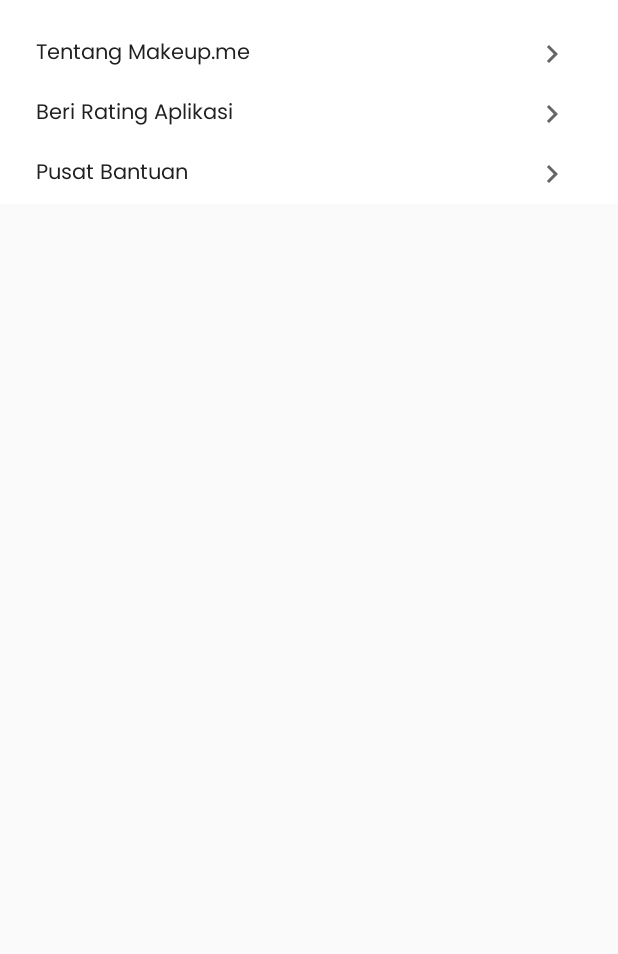
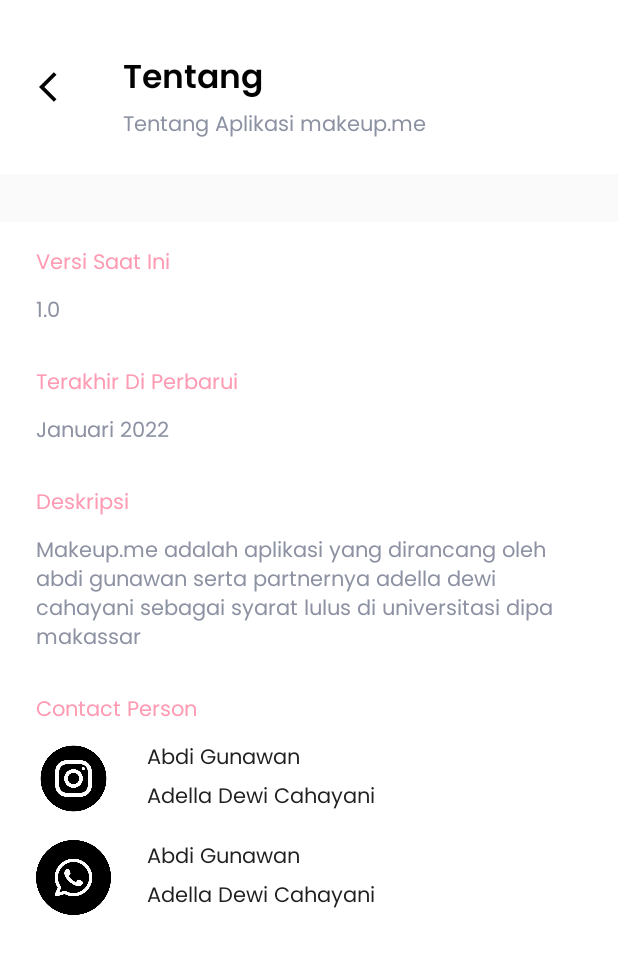
Before and after one commit to abdigunawan/Makeup.me, an Android app: the fragment ProfileMakeupMeFragment shown on its own in the app's theme, after a tap on "Tentang Makeup.me", on a phone screen of 412 x 824 dp. Shown: the top 954 px of the screen. Run offline under Robolectric (Android 15) with nearby library versions, the phone set to English and light mode, and no system bars.

Commit message:
penambahan about activity

```diff
--- /dev/null
+++ b/app/src/main/java/com/abdigunawan/makeupme/ui/profile/makeupme/AboutActivity.kt
@@ -0,0 +1,39 @@
+package com.abdigunawan.makeupme.ui.profile.makeupme
+
+import android.content.Intent
+import android.net.Uri
+import androidx.appcompat.app.AppCompatActivity
+import android.os.Bundle
+import com.abdigunawan.makeupme.R
+import kotlinx.android.synthetic.main.activity_about.*
+import kotlinx.android.synthetic.main.layout_toolbar.*
+
+class AboutActivity : AppCompatActivity() {
+    override fun onCreate(savedInstanceState: Bundle?) {
+        super.onCreate(savedInstanceState)
+        setContentView(R.layout.activity_about)
+
+        toolbar.title = "Tentang"
+        toolbar.subtitle = "Tentang Aplikasi makeup.me"
+        toolbar.navigationIcon = resources.getDrawable(R.drawable.ic_arrow_back_000, null)
+        toolbar.setNavigationOnClickListener { onBackPressed() }
+
+        igAbdiGunawan.setOnClickListener {
+            val intent = Intent(Intent.ACTION_VIEW, Uri.parse("https://www.instagram.com/_abdigunawan/"))
+            startActivity(intent)
+        }
+        igAdella.setOnClickListener {
+            val intent = Intent(Intent.ACTION_VIEW, Uri.parse("https://www.instagram.com/adelladewi.cahayani/"))
+            startActivity(intent)
+        }
+        waAbdi.setOnClickListener {
+            val intent = Intent(Intent.ACTION_VIEW, Uri.parse("https://wa.link/zx6lta"))
+            startActivity(intent)
+        }
+        waAdella.setOnClickListener {
+            val intent = Intent(Intent.ACTION_VIEW, Uri.parse("https://wa.link/l3tdpe"))
+            startActivity(intent)
+        }
+
+    }
+}
--- a/app/src/main/java/com/abdigunawan/makeupme/ui/profile/makeupme/ProfileMakeupMeFragment.kt
+++ b/app/src/main/java/com/abdigunawan/makeupme/ui/profile/makeupme/ProfileMakeupMeFragment.kt
@@ -1,5 +1,6 @@
 package com.abdigunawan.makeupme.ui.profile.makeupme
 
+import android.content.Intent
 import android.os.Bundle
 import androidx.fragment.app.Fragment
 import android.view.LayoutInflater
@@ -10,6 +11,7 @@
 import androidx.recyclerview.widget.RecyclerView
 import com.abdigunawan.makeupme.R
 import com.abdigunawan.makeupme.model.dummy.ProfileMenuModel
+import com.abdigunawan.makeupme.ui.detail.DetailMuaActivity
 import com.abdigunawan.makeupme.ui.profile.ProfileMenuAdapter
 import kotlinx.android.synthetic.main.fragment_profile_account.*
 
@@ -45,6 +47,11 @@
     }
 
     override fun onClick(v: View, data: ProfileMenuModel) {
+        if (data.title == "Tentang Makeup.me") {
+            val about = Intent(activity, AboutActivity::class.java)
+            startActivity(about)
+        }
+
         Toast.makeText(context, "Ini menu yang kamu klik "+ data.title, Toast.LENGTH_SHORT).show()
     }
 
--- /dev/null
+++ b/app/src/main/res/layout/activity_about.xml
@@ -0,0 +1,170 @@
+<?xml version="1.0" encoding="utf-8"?>
+<androidx.constraintlayout.widget.ConstraintLayout xmlns:android="http://schemas.android.com/apk/res/android"
+    xmlns:app="http://schemas.android.com/apk/res-auto"
+    xmlns:tools="http://schemas.android.com/tools"
+    android:layout_width="match_parent"
+    android:layout_height="match_parent"
+    tools:context=".ui.profile.makeupme.AboutActivity">
+
+    <include
+        android:id="@+id/include"
+        layout="@layout/layout_toolbar"
+        app:layout_constraintEnd_toEndOf="parent"
+        app:layout_constraintStart_toStartOf="parent"
+        app:layout_constraintTop_toTopOf="parent" />
+
+    <androidx.constraintlayout.widget.ConstraintLayout
+        android:layout_width="0dp"
+        android:layout_height="0dp"
+        android:layout_marginTop="32dp"
+        android:background="@color/white"
+        app:layout_constraintBottom_toBottomOf="parent"
+        app:layout_constraintEnd_toEndOf="parent"
+        app:layout_constraintStart_toStartOf="parent"
+        app:layout_constraintTop_toBottomOf="@+id/include">
+
+        <ImageView
+            android:id="@+id/imageView7"
+            android:layout_width="50dp"
+            android:layout_height="50dp"
+            android:layout_marginStart="24dp"
+            android:layout_marginTop="16dp"
+            app:layout_constraintStart_toStartOf="parent"
+            app:layout_constraintTop_toBottomOf="@+id/imageView5"
+            app:srcCompat="@drawable/whatsapp" />
+
+        <TextView
+            android:id="@+id/igAdella"
+            style="@style/TextView.PoppinsRegular14sp202020"
+            android:layout_width="wrap_content"
+            android:layout_height="wrap_content"
+            android:layout_marginStart="24dp"
+            android:text="Adella Dewi Cahayani"
+            app:layout_constraintBottom_toBottomOf="@+id/imageView5"
+            app:layout_constraintStart_toEndOf="@+id/imageView5" />
+
+        <TextView
+            android:id="@+id/waAbdi"
+            style="@style/TextView.PoppinsRegular14sp202020"
+            android:layout_width="wrap_content"
+            android:layout_height="wrap_content"
+            android:layout_marginStart="24dp"
+            android:text="Abdi Gunawan"
+            app:layout_constraintStart_toEndOf="@+id/imageView7"
+            app:layout_constraintTop_toTopOf="@+id/imageView7" />
+
+        <TextView
+            android:id="@+id/igAbdiGunawan"
+            style="@style/TextView.PoppinsRegular14sp202020"
+            android:layout_width="wrap_content"
+            android:layout_height="wrap_content"
+            android:layout_marginStart="24dp"
+            android:text="Abdi Gunawan"
+            app:layout_constraintStart_toEndOf="@+id/imageView5"
+            app:layout_constraintTop_toTopOf="@+id/imageView5" />
+
+        <TextView
+            android:id="@+id/waAdella"
+            style="@style/TextView.PoppinsRegular14sp202020"
+            android:layout_width="wrap_content"
+            android:layout_height="wrap_content"
+            android:layout_marginStart="24dp"
+            android:text="Adella Dewi Cahayani"
+            app:layout_constraintBottom_toBottomOf="@+id/imageView7"
+            app:layout_constraintStart_toEndOf="@+id/imageView7" />
+
+        <TextView
+            android:id="@+id/textView17"
+            style="@style/TextView.PoppinsRegular14sp202020"
+            android:layout_width="wrap_content"
+            android:layout_height="wrap_content"
+            android:layout_marginStart="24dp"
+            android:layout_marginTop="24dp"
+            android:text="Deskripsi"
+            android:textColor="#FE9BB3"
+            app:layout_constraintStart_toStartOf="parent"
+            app:layout_constraintTop_toBottomOf="@+id/textView15" />
+
+        <TextView
+            android:id="@+id/textView20"
+            style="@style/TextView.PoppinsRegular14sp202020"
+            android:layout_width="wrap_content"
+            android:layout_height="wrap_content"
+            android:layout_marginStart="24dp"
+            android:layout_marginTop="24dp"
+            android:text="Contact Person"
+            android:textColor="#FE9BB3"
+            app:layout_constraintStart_toStartOf="parent"
+            app:layout_constraintTop_toBottomOf="@+id/textView19" />
+
+        <TextView
+            android:id="@+id/textView19"
+            style="@style/TextView.PoppinsRegular14sp8D92A3"
+            android:layout_width="0dp"
+            android:layout_height="wrap_content"
+            android:layout_marginStart="24dp"
+            android:layout_marginTop="8dp"
+            android:layout_marginEnd="24dp"
+            android:text="Makeup.me adalah aplikasi yang dirancang oleh abdi gunawan serta partnernya adella dewi cahayani sebagai syarat lulus di universitasi dipa makassar"
+            app:layout_constraintEnd_toEndOf="parent"
+            app:layout_constraintStart_toStartOf="parent"
+            app:layout_constraintTop_toBottomOf="@+id/textView17" />
+
+        <TextView
+            android:id="@+id/textView12"
+            style="@style/TextView.PoppinsRegular14sp202020"
+            android:layout_width="wrap_content"
+            android:layout_height="wrap_content"
+            android:layout_marginStart="24dp"
+            android:layout_marginTop="16dp"
+            android:text="Versi Saat Ini"
+            android:textColor="#FE9BB3"
+            app:layout_constraintStart_toStartOf="parent"
+            app:layout_constraintTop_toTopOf="parent" />
+
+        <TextView
+            android:id="@+id/textView13"
+            style="@style/TextView.PoppinsRegular14sp8D92A3"
+            android:layout_width="wrap_content"
+            android:layout_height="wrap_content"
+            android:layout_marginStart="24dp"
+            android:layout_marginTop="8dp"
+            android:text="1.0"
+            app:layout_constraintStart_toStartOf="parent"
+            app:layout_constraintTop_toBottomOf="@+id/textView12" />
+
+        <TextView
+            android:id="@+id/textView16"
+            style="@style/TextView.PoppinsRegular14sp202020"
+            android:layout_width="wrap_content"
+            android:layout_height="wrap_content"
+            android:layout_marginStart="24dp"
+            android:layout_marginTop="24dp"
+            android:text="Terakhir Di Perbarui"
+            android:textColor="#FE9BB3"
+            app:layout_constraintStart_toStartOf="parent"
+            app:layout_constraintTop_toBottomOf="@+id/textView13" />
+
+        <TextView
+            android:id="@+id/textView15"
+            style="@style/TextView.PoppinsRegular14sp8D92A3"
+            android:layout_width="wrap_content"
+            android:layout_height="wrap_content"
+            android:layout_marginStart="24dp"
+            android:layout_marginTop="8dp"
+            android:text="Januari 2022"
+            app:layout_constraintStart_toStartOf="parent"
+            app:layout_constraintTop_toBottomOf="@+id/textView16" />
+
+        <ImageView
+            android:id="@+id/imageView5"
+            android:layout_width="50dp"
+            android:layout_height="50dp"
+            android:layout_marginStart="24dp"
+            android:layout_marginTop="8dp"
+            app:layout_constraintStart_toStartOf="parent"
+            app:layout_constraintTop_toBottomOf="@+id/textView20"
+            app:srcCompat="@drawable/instagram" />
+    </androidx.constraintlayout.widget.ConstraintLayout>
+
+</androidx.constraintlayout.widget.ConstraintLayout>
--- a/app/src/main/res/layout/fragment_detail_mua.xml
+++ b/app/src/main/res/layout/fragment_detail_mua.xml
@@ -32,9 +32,12 @@
     <TextView
         android:id="@+id/tvAlamatMua"
         style="@style/TextView.PoppinsLight14spfff"
-        android:layout_width="wrap_content"
+        android:layout_width="0dp"
         android:layout_height="wrap_content"
+        android:layout_marginStart="64dp"
         android:layout_marginTop="4dp"
+        android:layout_marginEnd="64dp"
+        android:gravity="center"
         android:text="Jln. Perintis Kemerdekaan 7, Makassar"
         android:textColor="@color/white"
         app:layout_constraintEnd_toEndOf="parent"
@@ -64,15 +67,30 @@
         app:layout_constraintStart_toStartOf="parent"
         app:layout_constraintTop_toBottomOf="@+id/tvTeleponMua" />
 
+    <Button
+        android:id="@+id/btnChatMua"
+        style="@style/Button.ChatMua"
+        android:layout_width="150dp"
+        android:layout_height="35dp"
+        android:layout_marginTop="14dp"
+        android:text="Hubungi Mua"
+        android:textAllCaps="false"
+        android:textColor="#FE9BB3"
+        app:layout_constraintEnd_toEndOf="parent"
+        app:layout_constraintStart_toStartOf="parent"
+        app:layout_constraintTop_toBottomOf="@+id/rbMua" />
+
+
     <androidx.constraintlayout.widget.ConstraintLayout
+        android:id="@+id/constraintLayout"
         android:layout_width="match_parent"
         android:layout_height="0dp"
-        android:layout_marginTop="24dp"
-        android:background="@drawable/shape_rectangle_40_fff"
+        android:layout_marginTop="16dp"
+        android:background="@drawable/shape_rectangle_20_fff"
         app:layout_constraintBottom_toBottomOf="parent"
         app:layout_constraintEnd_toEndOf="parent"
         app:layout_constraintStart_toStartOf="parent"
-        app:layout_constraintTop_toBottomOf="@+id/rbMua">
+        app:layout_constraintTop_toBottomOf="@+id/btnChatMua">
 
 
         <androidx.coordinatorlayout.widget.CoordinatorLayout
--- a/app/src/main/res/layout/fragment_detail_paket.xml
+++ b/app/src/main/res/layout/fragment_detail_paket.xml
@@ -94,8 +94,7 @@
             style="@style/Button.Primary"
             android:layout_width="0dp"
             android:layout_height="wrap_content"
-            android:layout_marginStart="45dp
-"
+            android:layout_marginStart="45dp"
             android:layout_marginTop="41dp"
             android:layout_marginEnd="16dp"
             android:layout_marginBottom="27dp"
--- a/app/src/main/res/layout/layout_toolbar.xml
+++ b/app/src/main/res/layout/layout_toolbar.xml
@@ -23,5 +23,5 @@
         app:subtitle="Temukan Wajah Terbaikmu"
         app:subtitleTextAppearance="@style/TextView.PoppinsRegular14sp8D92A3"
         app:title="Masuk"
-        app:titleTextAppearance="@style/TextView.PoppinsRegular22sp020202" />
+        app:titleTextAppearance="@style/TextView.PoppinsSemi22sp020202" />
 </androidx.constraintlayout.widget.ConstraintLayout>
--- a/app/src/main/res/values/themes.xml
+++ b/app/src/main/res/values/themes.xml
@@ -47,6 +47,12 @@
 
     <style name="TextView.PoppinsRegular22sp020202">
         <item name="android:fontFamily">@font/poppins</item>
+        <item name="android:textColor">#020202</item>
+        <item name="android:textSize">22sp</item>
+    </style>
+
+    <style name="TextView.PoppinsSemi22sp020202">
+        <item name="android:fontFamily">@font/poppins_semibold</item>
         <item name="android:textColor">#020202</item>
         <item name="android:textSize">22sp</item>
     </style>
@@ -139,6 +145,14 @@
         <item name="android:background">@drawable/shape_rectangle_8_fe9bb3</item>
     </style>
 
+    <style name="Button.ChatMua">
+        <item name="android:fontFamily">@font/poppins</item>
+        <item name="android:textColor">#fe9bb3</item>
+        <item name="android:textSize">12sp</item>
+        <item name="android:background">@drawable/shape_rectangle_8_fff</item>
+    </style>
+
+
     <style name="Button.Secondary">
         <item name="android:fontFamily">@font/poppins</item>
         <item name="android:textColor">#ffff</item>
--- a/build.gradle
+++ b/build.gradle
@@ -6,7 +6,7 @@
     }
     dependencies {
         classpath "com.android.tools.build:gradle:7.0.3"
-        classpath "org.jetbrains.kotlin:kotlin-gradle-plugin:1.5.31"
+        classpath 'org.jetbrains.kotlin:kotlin-gradle-plugin:1.6.0'
 
         // NOTE: Do not place your application dependencies here; they belong
         // in the individual module build.gradle files
```
Also changed, not shown: app/src/main/AndroidManifest.xml (+6 -3 lines), app/src/main/res/drawable/instagram.png (added), app/src/main/res/drawable/whatsapp.png (added).
